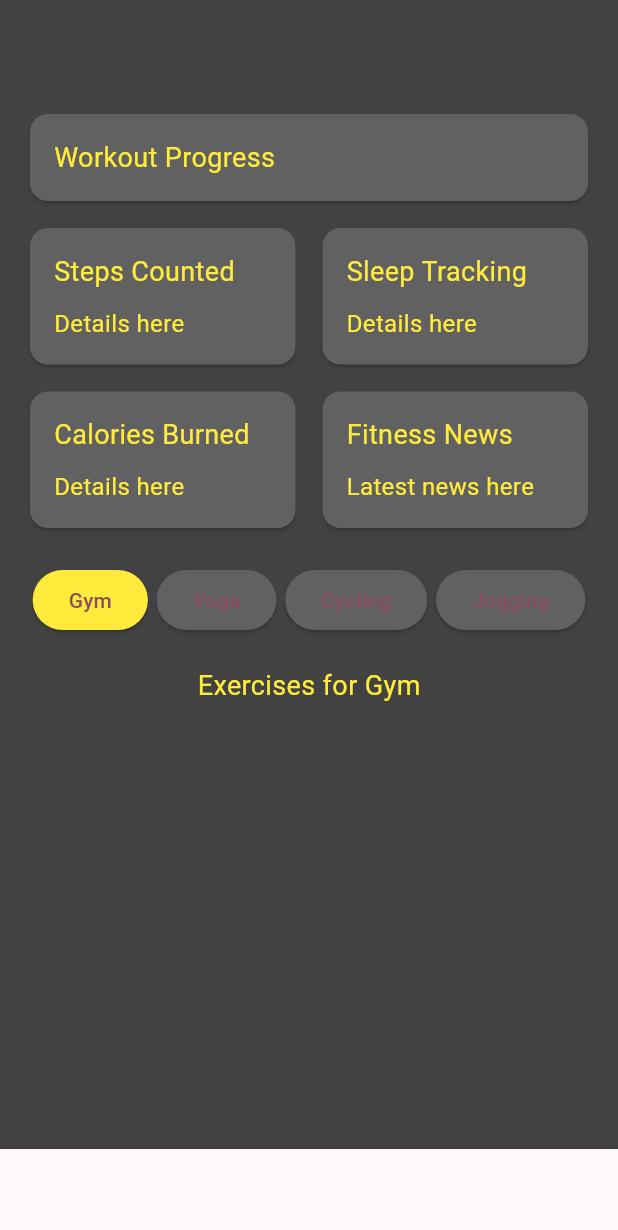
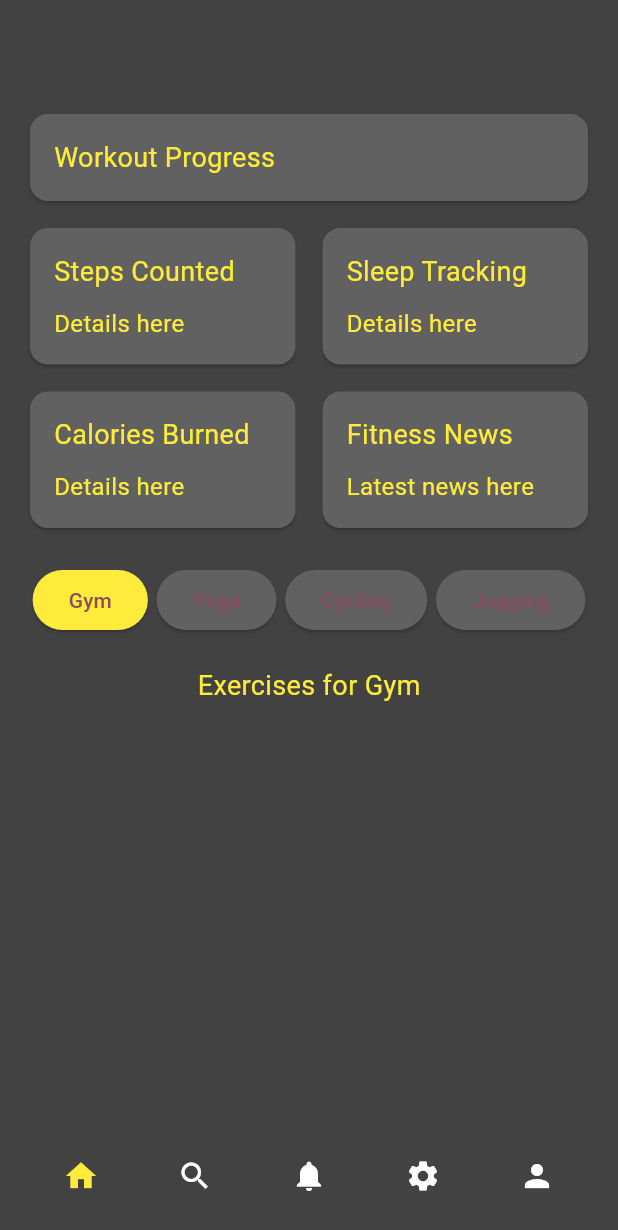
Before and after one commit to RafaelMarian/Project-GymApp_Flutter, a Flutter app: the HomePage screen opened directly with empty values, on a phone screen of 412 x 824 dp. Shown: the top 1230 px of the screen. Run offline on Flutter 3.47's test engine with Material 3 defaults, Android fonts, the phone set to English and light mode, and no system bars; our stand-ins replace firebase_auth, firebase_core; accounts and stored records are empty.

Commit message:
adding the lower navigation bar

```diff
--- a/lib/home_page.dart
+++ b/lib/home_page.dart
@@ -11,7 +11,7 @@ class HomePage extends StatefulWidget {
 }
 
 class _HomePageState extends State<HomePage> {
-  int _selectedWorkoutType = 0; // Index to keep track of selected workout type
+  int _selectedWorkoutType = 0;
 
   @override
   Widget build(BuildContext context) {
@@ -26,7 +26,7 @@ class _HomePageState extends State<HomePage> {
         child: Column(
           crossAxisAlignment: CrossAxisAlignment.start,
           children: [
-            _buildWorkoutProgressBox(), // Make this box span the full width
+            _buildWorkoutProgressBox(),
             SizedBox(height: 10),
             Row(
               children: [
@@ -54,44 +54,54 @@ class _HomePageState extends State<HomePage> {
             SizedBox(height: 20),
             _buildWorkoutTypeButtons(),
             SizedBox(height: 20),
-            _buildExercisesSection(), // Move this here to be under the workout buttons
+            _buildExercisesSection(),
           ],
         ),
       ),
-      bottomNavigationBar: BottomNavigationBar(
-        items: [
-          BottomNavigationBarItem(
-            icon: Icon(Icons.home),
-            label: 'Home',
+      bottomNavigationBar: BottomAppBar(
+        color: Colors.grey[800], // Set the background color to grey
+        child: Row(
+          mainAxisAlignment: MainAxisAlignment.spaceAround,
+          children: [
+            IconButton(
+              icon: Icon(Icons.home, color: Colors.yellow),
+              onPressed: () {
+                // Handle home button press
+              },
             ),
-          BottomNavigationBarItem(
-            icon: Icon(Icons.search),
-            label: 'A',
+            IconButton(
+              icon: Icon(Icons.search, color: Colors.white),
+              onPressed: () {
+                // Handle search button press
+              },
             ),
-          BottomNavigationBarItem(
-            icon: Icon(Icons.notifications),
-            label: 'B',
+            IconButton(
+              icon: Icon(Icons.notifications, color: Colors.white),
+              onPressed: () {
+                // Handle notifications button press
+              },
             ),
-          BottomNavigationBarItem(
-            icon: Icon(Icons.settings),
-            label: 'C',
+            IconButton(
+              icon: Icon(Icons.settings, color: Colors.white),
+              onPressed: () {
+                // Handle settings button press
+              },
             ),
-          BottomNavigationBarItem(
-            icon: Icon(Icons.person),
-            label: 'D',
+            IconButton(
+              icon: Icon(Icons.person, color: Colors.white),
+              onPressed: () {
+                // Handle profile button press
+              },
             ),
           ],
-        currentIndex: 0, // Set the initial index to 0 for Home
-        onTap: (index) {
-          // Handle navigation
-        },
+        ),
       ),
     );
   }
 
   Widget _buildWorkoutProgressBox() {
     return Container(
-      width: double.infinity, // Make sure it spans the full width
+      width: double.infinity,
       child: Card(
         color: Colors.grey[700],
         child: Padding(
```
Lines whose indentation alone changed are shown as unchanged.
